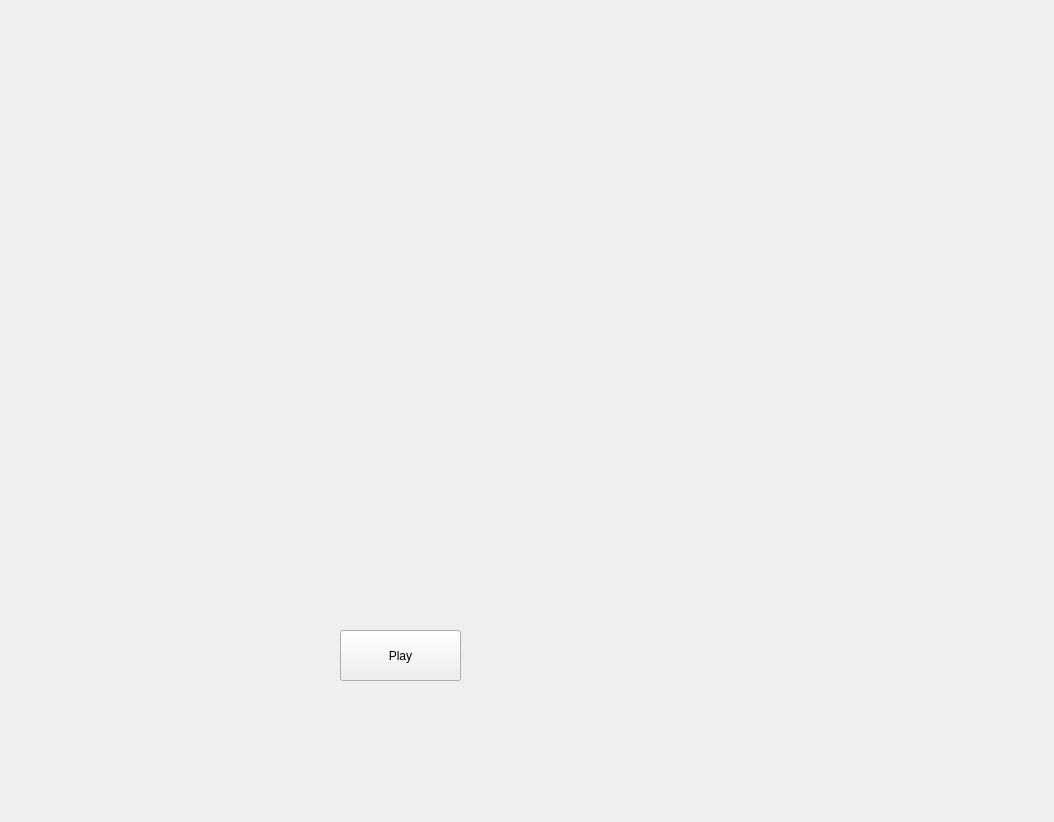
al-ire-za/PlantvsZombie, file RushRoyal/Welcom_page.ui: the form before one commit.
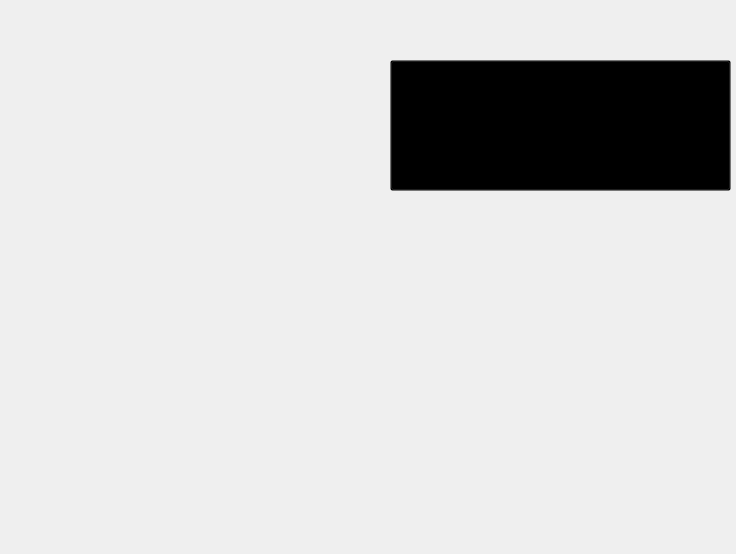
The form after the commit. Icons and pictures are not drawn.

Commit message: change them welcom page

```diff
--- a/RushRoyal/Welcom_page.ui
+++ b/RushRoyal/Welcom_page.ui
@@ -6,8 +6,8 @@
    <rect>
     <x>0</x>
     <y>0</y>
-    <width>1054</width>
-    <height>822</height>
+    <width>736</width>
+    <height>554</height>
    </rect>
   </property>
   <property name="cursor">
@@ -24,10 +24,10 @@
    <widget class="QPushButton" name="play_button">
     <property name="geometry">
      <rect>
-      <x>340</x>
-      <y>630</y>
-      <width>121</width>
-      <height>51</height>
+      <x>390</x>
+      <y>60</y>
+      <width>341</width>
+      <height>131</height>
      </rect>
     </property>
     <property name="cursor">
@@ -37,10 +37,10 @@
      <bool>false</bool>
     </property>
     <property name="styleSheet">
-     <string notr="true"/>
+     <string notr="true">background : transparent;</string>
     </property>
     <property name="text">
-     <string>Play</string>
+     <string/>
     </property>
    </widget>
   </widget>
```
Left out of the diff: 3 changed lines with no effect on the pictures. The commit also changes 38 other files.
